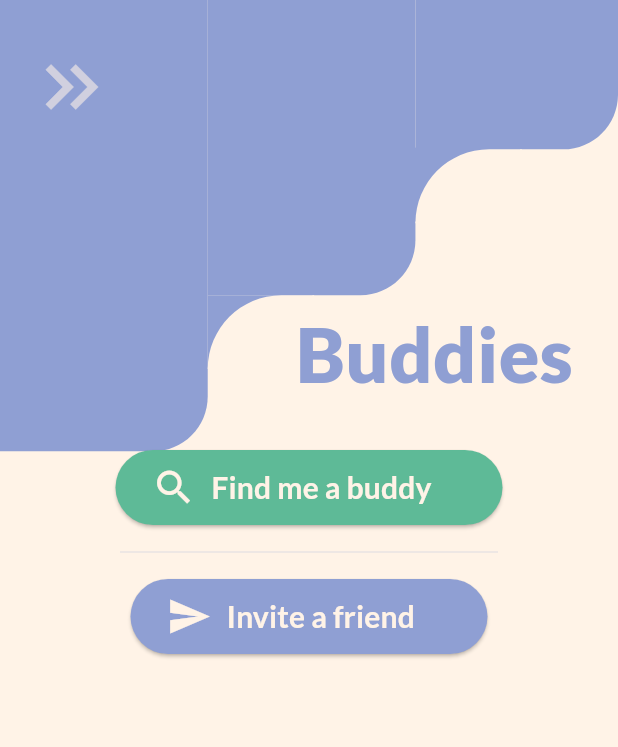
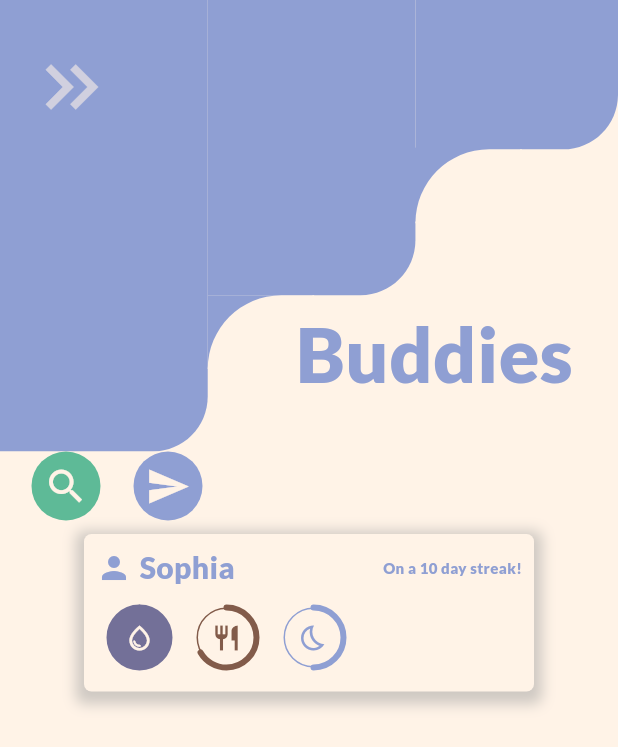
Before and after one commit to TyperOfCode/Hack24T50, a Flutter app: the BuddyPage screen opened by its route, after a tap on "Find me a buddy", on a phone screen of 412 x 824 dp. Shown: the top 747 px of the screen. Run offline on Flutter 3.47's test engine with Material 3 defaults, Android fonts, the phone set to English and light mode, and no system bars; our stand-ins replace flutter_riverpod, flutter_svg, freezed_annotation, gap, go_router, google_fonts and 1 more.

Commit message:
Feature: Implemented buddy page

```diff
--- a/lib/data/fake_data.dart
+++ b/lib/data/fake_data.dart
@@ -11,7 +11,7 @@ class FakeData {
     displayed: true,
     todayValue: 0,
     incrementValue: 0.25,
-    dailyGoal: 1,
+    dailyGoal: 2,
     maxValue: 6,
     stats: HabitStats(
       streak: 0,
@@ -148,21 +148,41 @@ class FakeData {
     displayName: "Kaiani",
     userId: "kaiani",
     habits: [
-      drinkWater,
-      sleep,
+      drinkWater.copyWith(
+        todayValue: 1.25,
+      ),
+      sleep.copyWith(
+        todayValue: 7,
+      ),
     ],
     buddyIds: [],
+    lastActivity: "Started: Drink Water",
   );
 
   static User sophiaUser = User(
     displayName: "Sophia",
     userId: "sophia",
     habits: [
-      drinkWater,
-      sleep,
+      drinkWater.copyWith(
+        todayValue: 2,
+      ),
+      eatMeal.copyWith(
+        todayValue: 2,
+      ),
+      sleep.copyWith(
+        todayValue: 4,
+      ),
     ],
     buddyIds: [],
+    lastActivity: "On a 10 day streak!",
   );
+
+  static List<User> getAllUsers() {
+    return [
+      kaianiUser,
+      sophiaUser,
+    ];
+  }
 
   static List<Habit> getAllHabits() {
     return [
--- a/lib/data/repositories/user_handler.dart
+++ b/lib/data/repositories/user_handler.dart
@@ -76,7 +76,34 @@ class UserStateNotifier extends StateNotifier<User> {
     state = state.copyWith(habits: habitList);
   }
 
-  void getUserStats(String userId) {}
+  UserStats? getUserStats(String userId) {
+    var users = FakeData.getAllUsers();
+
+    var user = users.firstWhereOrNull((e) => e.userId == userId);
+
+    return user?.toUserStats();
+  }
+
+  String getRandomUserId({List<String>? excludeList}) {
+    var users = FakeData.getAllUsers();
+
+    if (excludeList != null) {
+      users = users.where((e) => !excludeList.contains(e.userId)).toList();
+    }
+
+    return (users..shuffle()).first.userId;
+  }
+
+  void addBuddy(String buddyId) {
+    var buddies = state.buddyIds.map((e) => e).toList();
+
+    if (buddies.contains(buddyId)) {
+      return;
+    }
+
+    buddies.add(buddyId);
+    state = state.copyWith(buddyIds: buddies);
+  }
 }
 
 final userStateProvider = StateNotifierProvider<UserStateNotifier, User>(
--- a/lib/domain/models/user_model/user_model.dart
+++ b/lib/domain/models/user_model/user_model.dart
@@ -12,6 +12,7 @@ class User with _$User {
   const factory User({
     // Id
     required String userId,
+    String? lastActivity,
     // Properties
     required String displayName,
     required List<Habit> habits,
@@ -26,6 +27,8 @@ class User with _$User {
         habitScores.reduce((v, e) => v + e) / habitScores.length;
 
     return UserStats(
+      displayedName: displayName,
+      lastActivity: lastActivity,
       userId: userId,
       habitScores: habitScores,
       avgHabitScore: avgHabitScore,
--- a/lib/domain/models/user_stat_model/user_stat_model.dart
+++ b/lib/domain/models/user_stat_model/user_stat_model.dart
@@ -9,7 +9,9 @@ class UserStats with _$UserStats {
   const factory UserStats({
     // Id
     required String userId,
+    required String displayedName,
     // Properties
+    String? lastActivity,
     required List<double> habitScores,
     required double avgHabitScore,
     required List<Habit> displayedHabits,
--- a/lib/presentation/screens/buddy_screen/buddy_screen.dart
+++ b/lib/presentation/screens/buddy_screen/buddy_screen.dart
@@ -6,9 +6,12 @@ import 'package:step/data/repositories/user_handler.dart';
 import 'package:step/domain/models/user_model/user_model.dart';
 import 'package:step/gen/assets.gen.dart';
 import 'package:step/presentation/common/styles/styles.dart';
-import 'package:step/presentation/screens/buddy_screen/components/condensed_find_buddy_buttons.dart';
-import 'package:step/presentation/screens/buddy_screen/components/expanded_find_buddy_buttons.dart';
+
+import 'components/expanded_find_buddy_buttons.dart';
 import 'package:step/routes.dart';
+
+import 'components/condensed_find_buddy_buttons.dart';
+import 'components/buddy_tile/buddy_tile.dart';
 
 class BuddyPage extends ConsumerWidget {
   const BuddyPage({super.key});
@@ -17,6 +20,7 @@ class BuddyPage extends ConsumerWidget {
   Widget build(BuildContext context, WidgetRef ref) {
     var goRouter = ref.watch(goRouterProvider);
     var userStateNotifier = ref.watch(userStateProvider.notifier);
+    var userState = ref.watch(userStateProvider);
 
     return GestureDetector(
       onHorizontalDragEnd: (details) {
@@ -64,7 +68,10 @@ class BuddyPage extends ConsumerWidget {
                 mainAxisAlignment: MainAxisAlignment.start,
                 children: [
                   const Gap(300),
-                  ..._buildBuddyScreen(userStateNotifier.getCurrentUser()),
+                  _buildBuddyScreen(
+                    userState,
+                    userStateNotifier,
+                  )
                 ],
               ),
             ),
@@ -75,12 +82,26 @@ class BuddyPage extends ConsumerWidget {
   }
 }
 
-List<Widget> _buildBuddyScreen(User user) {
+Widget _buildBuddyScreen(User user, UserStateNotifier userStateNotifier) {
   if (user.buddyIds.isEmpty) {
-    return [
-      ExpandedFindBuddyButtons(),
-    ];
+    return ExpandedFindBuddyButtons();
   }
 
-  return [];
+  return Column(
+    children: [
+      CondensedFindBuddyButtons(),
+      Container(
+        constraints: BoxConstraints(maxHeight: 400),
+        child: ListView(children: [
+          ...user.buddyIds.map(
+            (buddyId) => Padding(
+              padding: const EdgeInsets.all(8.0),
+              child:
+                  BuddyTile(userStat: userStateNotifier.getUserStats(buddyId)),
+            ),
+          )
+        ]),
+      ),
+    ],
+  );
 }
--- a/lib/presentation/screens/buddy_screen/components/buddy_tile.dart
+++ /dev/null
@@ -1,10 +0,0 @@
-import 'package:flutter/widgets.dart';
-
-class BuddyTile extends StatelessWidget {
-  const BuddyTile({super.key});
-
-  @override
-  Widget build(BuildContext context) {
-    return const Placeholder();
-  }
-}
--- /dev/null
+++ b/lib/presentation/screens/buddy_screen/components/buddy_tile/buddy_tile.dart
@@ -0,0 +1,91 @@
+import 'package:flutter/material.dart';
+import 'package:gap/gap.dart';
+import 'package:step/domain/models/user_stat_model/user_stat_model.dart';
+import 'package:step/presentation/common/styles/styles.dart';
+import 'package:step/presentation/screens/buddy_screen/components/buddy_tile/habit_icon.dart';
+
+class BuddyTile extends StatelessWidget {
+  final UserStats? userStat;
+  const BuddyTile({
+    super.key,
+    required this.userStat,
+  });
+
+  @override
+  Widget build(BuildContext context) {
+    if (userStat == null) {
+      return Container();
+    }
+    UserStats notNullUserStat = userStat as UserStats;
+    return Row(
+      mainAxisAlignment: MainAxisAlignment.center,
+      children: [
+        Container(
+            height: 105,
+            width: 300,
+            decoration: BoxDecoration(
+              borderRadius: BorderRadius.circular(5),
+              color: AppThemeColors.background500,
+              boxShadow: [
+                BoxShadow(
+                  color: Colors.grey.withOpacity(0.5),
+                  spreadRadius: 5,
+                  blurRadius: 7,
+                  offset: const Offset(0, 3),
+                ),
+              ],
+            ),
+            child: Padding(
+              padding: const EdgeInsets.all(8.0),
+              child: Column(
+                children: [
+                  Row(
+                    crossAxisAlignment: CrossAxisAlignment.center,
+                    children: [
+                      const Icon(
+                        Icons.person,
+                        color: AppThemeColors.secondary,
+                      ),
+                      const Gap(5),
+                      Text(
+                        notNullUserStat.displayedName,
+                        style: AppThemeTextStyles.defaultText.copyWith(
+                          color: AppThemeColors.secondary,
+                          fontWeight: FontWeight.w900,
+                          fontSize: AppFontSizes.header1Size,
+                        ),
+                      ),
+                      Spacer(),
+                      notNullUserStat.lastActivity != null
+                          ? Text(
+                              notNullUserStat.lastActivity ?? "",
+                              style: AppThemeTextStyles.defaultText.copyWith(
+                                color: AppThemeColors.secondary,
+                                fontWeight: FontWeight.w900,
+                                fontSize: AppFontSizes.footer,
+                              ),
+                            )
+                          : Container(),
+                    ],
+                  ),
+                  const Spacer(),
+                  Row(
+                    children: [
+                      ...notNullUserStat.displayedHabits
+                          .map((e) => Padding(
+                                padding: const EdgeInsets.fromLTRB(5, 0, 5, 0),
+                                child: HabitIcon(
+                                    username: notNullUserStat.displayedName,
+                                    habit: e,
+                                    size: 40),
+                              ))
+                          .toList(),
+                    ],
+                  )
+                ],
+              ),
+            )),
+      ],
+    );
+  }
+}
--- /dev/null
+++ b/lib/presentation/screens/buddy_screen/components/buddy_tile/habit_icon.dart
@@ -0,0 +1,83 @@
+import 'package:flutter/material.dart';
+import 'package:gap/gap.dart';
+import 'package:step/domain/models/habit_model/habit_model.dart';
+import 'package:step/global_logger.dart';
+import 'package:step/presentation/common/styles/styles.dart';
+
+class HabitIcon extends StatelessWidget {
+  final String username;
+  final Habit habit;
+  final double size;
+  const HabitIcon({
+    super.key,
+    required this.habit,
+    required this.username,
+    this.size = 60,
+  });
+
+  @override
+  Widget build(BuildContext context) {
+    Color habitColor = Color(habit.hexColor);
+
+    bool isCompleted = habit.todayValue >= habit.dailyGoal;
+
+    return InkWell(
+      onTap: () {
+        LOG.i("Send notification to ${username} for ${habit.name}");
+      },
+      splashColor: habitColor,
+      child: Container(
+        width: size * 1.2,
+        height: size * 1.2,
+        child: Column(
+          children: [
+            Stack(
+              alignment: Alignment.center,
+              children: [
+                SizedBox(
+                  width: size,
+                  height: size,
+                  child: CircularProgressIndicator(
+                    value: habit.todayValue / habit.dailyGoal,
+                    strokeWidth: size / 10,
+                    valueColor: AlwaysStoppedAnimation<Color>(habitColor),
+                    backgroundColor: AppThemeColors.background500,
+                    strokeCap: StrokeCap.round,
+                  ),
+                ),
+                Container(
+                  width: size,
+                  height: size,
+                  decoration: BoxDecoration(
+                    color: isCompleted
+                        ? habitColor
+                        : const Color.fromARGB(0, 0, 0, 0),
+                    shape: BoxShape.circle,
+                    border: Border.all(
+                      color: habitColor,
+                    ),
+                  ),
+                  child: Column(
+                    mainAxisAlignment: MainAxisAlignment.center,
+                    children: [
+                      Icon(
+                        IconData(
+                          habit.iconHexId,
+                          fontFamily: "MaterialIcons",
+                        ),
+                        size: size / 2,
+                        color: isCompleted
+                            ? AppThemeColors.background500
+                            : habitColor,
+                      ),
+                    ],
+                  ),
+                ),
+              ],
+            ),
+          ],
+        ),
+      ),
+    );
+  }
+}
--- a/lib/presentation/screens/buddy_screen/components/condensed_find_buddy_buttons.dart
+++ b/lib/presentation/screens/buddy_screen/components/condensed_find_buddy_buttons.dart
@@ -1,18 +1,34 @@
 import 'package:flutter/material.dart';
+import 'package:flutter_riverpod/flutter_riverpod.dart';
 import 'package:gap/gap.dart';
+import 'package:step/data/repositories/user_handler.dart';
+import 'package:step/global_logger.dart';
 import 'package:step/presentation/common/styles/styles.dart';
 import 'package:url_launcher/url_launcher.dart';
 
-class CondensedFindBuddyButtons extends StatelessWidget {
+class CondensedFindBuddyButtons extends ConsumerWidget {
   const CondensedFindBuddyButtons({super.key});
 
   @override
-  Widget build(BuildContext context) {
+  Widget build(BuildContext context, WidgetRef ref) {
+    var userStateNotifier = ref.watch(userStateProvider.notifier);
+
     return Row(
       children: [
-        Gap(20),
-        IconButton(
-          onPressed: () {},
+        const Gap(20),
+        Hero(
+          tag: "findb",
+          child: IconButton(
+            onPressed: () {
+              // Find Buddy
+              var user = userStateNotifier.getCurrentUser();
+
+              String userId =
+                  userStateNotifier.getRandomUserId(excludeList: user.buddyIds);
+              LOG.d(userId);
+              LOG.d(user.buddyIds);
+              userStateNotifier.addBuddy(userId);
+            },
             icon: const Icon(
               Icons.search,
               size: 30,
@@ -22,8 +38,11 @@ class CondensedFindBuddyButtons extends StatelessWidget {
               backgroundColor: WidgetStatePropertyAll(AppThemeColors.accent),
             ),
           ),
+        ),
         const Gap(20),
-        IconButton(
+        Hero(
+          tag: "invf",
+          child: IconButton(
             onPressed: () async {
               final Uri url =
                   Uri.parse('https://www.youtube.com/watch?v=dQw4w9WgXcQ');
@@ -40,6 +59,7 @@ class CondensedFindBuddyButtons extends StatelessWidget {
               backgroundColor: WidgetStatePropertyAll(AppThemeColors.secondary),
             ),
           ),
+        ),
       ],
     );
   }
--- a/lib/presentation/screens/buddy_screen/components/expanded_find_buddy_buttons.dart
+++ b/lib/presentation/screens/buddy_screen/components/expanded_find_buddy_buttons.dart
@@ -1,18 +1,29 @@
 import 'package:flutter/material.dart';
-import 'package:flutter/widgets.dart';
+import 'package:flutter_riverpod/flutter_riverpod.dart';
 import 'package:gap/gap.dart';
+import 'package:step/data/repositories/user_handler.dart';
 import 'package:step/presentation/common/styles/styles.dart';
 import 'package:url_launcher/url_launcher.dart';
 
-class ExpandedFindBuddyButtons extends StatelessWidget {
+class ExpandedFindBuddyButtons extends ConsumerWidget {
   const ExpandedFindBuddyButtons({super.key});
 
   @override
-  Widget build(BuildContext context) {
+  Widget build(BuildContext context, WidgetRef ref) {
+    var userStateNotifier = ref.watch(userStateProvider.notifier);
+
     return Column(
       children: [
-        ElevatedButton(
-          onPressed: () {},
+        const Gap(20),
+        Hero(
+          tag: "findb",
+          child: ElevatedButton(
+            onPressed: () {
+              // Find Buddy
+              String userId = userStateNotifier.getRandomUserId(
+                  excludeList: userStateNotifier.getCurrentUser().buddyIds);
+              userStateNotifier.addBuddy(userId);
+            },
             style: const ButtonStyle(
               backgroundColor: WidgetStatePropertyAll(AppThemeColors.accent),
             ),
@@ -42,6 +53,7 @@ class ExpandedFindBuddyButtons extends StatelessWidget {
               ),
             ),
           ),
+        ),
         const Gap(10),
         Divider(
           indent: 80,
@@ -49,7 +61,9 @@ class ExpandedFindBuddyButtons extends StatelessWidget {
           color: AppThemeColors.secondary.withAlpha(50),
         ),
         const Gap(10),
-        ElevatedButton(
+        Hero(
+          tag: "invf",
+          child: ElevatedButton(
             onPressed: () async {
               final Uri url =
                   Uri.parse('https://www.youtube.com/watch?v=dQw4w9WgXcQ');
@@ -86,6 +100,7 @@ class ExpandedFindBuddyButtons extends StatelessWidget {
               ),
             ),
           ),
+        ),
       ],
     );
   }
```
Also changed, not shown: lib/domain/models/user_model/user_model.freezed.dart, lib/domain/models/user_model/user_model.g.dart, lib/domain/models/user_stat_model/user_stat_model.freezed.dart, lib/domain/models/user_stat_model/user_stat_model.g.dart. Lines whose indentation alone changed are shown as unchanged.
